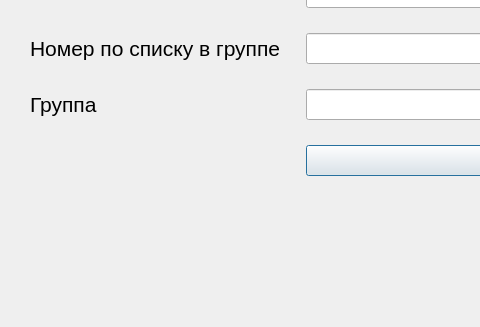
This is qt_designer_ui/startWindow.ui in IvaMarin/Project-Network-Diagram-App as Qt 5 draws it before an edit; both pictures show x 0 to 480 and y 526 to 853 of the 1328 by 853 pixel window. The edited form follows.
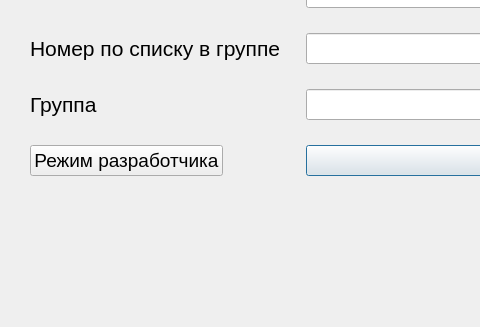
This is the edited form.

Commit message: добавил режим разработчика

```diff
--- a/qt_designer_ui/startWindow.ui
+++ b/qt_designer_ui/startWindow.ui
@@ -175,6 +175,21 @@
        </property>
       </widget>
      </item>
+     <item row="4" column="0">
+      <widget class="QPushButton" name="btnDeveloperMode">
+       <property name="font">
+        <font>
+         <pointsize>14</pointsize>
+        </font>
+       </property>
+       <property name="text">
+        <string>Режим разработчика</string>
+       </property>
+       <property name="checkable">
+        <bool>true</bool>
+       </property>
+      </widget>
+     </item>
     </layout>
    </item>
   </layout>
```
The commit also changes 5 other files.
